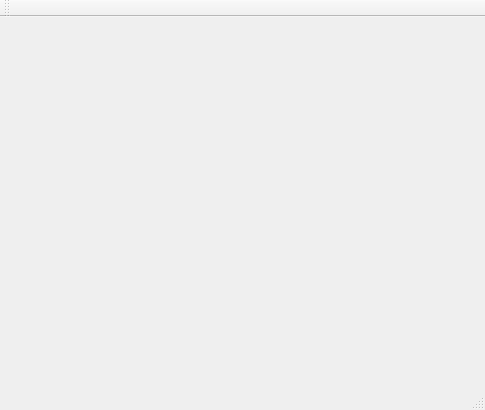
The window that mainwindow.ui (baradoid/polden-binoc-DesktopCtrl) describes before a commit, drawn with Qt 5.
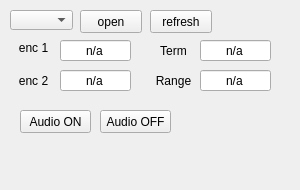
The same window after the commit.

```diff
--- a/mainwindow.ui
+++ b/mainwindow.ui
@@ -6,33 +6,256 @@
    <rect>
     <x>0</x>
     <y>0</y>
-    <width>485</width>
-    <height>410</height>
+    <width>300</width>
+    <height>190</height>
    </rect>
   </property>
+  <property name="minimumSize">
+   <size>
+    <width>300</width>
+    <height>190</height>
+   </size>
+  </property>
+  <property name="maximumSize">
+   <size>
+    <width>300</width>
+    <height>190</height>
+   </size>
+  </property>
   <property name="windowTitle">
-   <string>MainWindow</string>
+   <string>Бионкуляр - lpc1758_ctrl</string>
   </property>
-  <widget class="QWidget" name="centralWidget"/>
+  <property name="animated">
+   <bool>true</bool>
+  </property>
+  <property name="tabShape">
+   <enum>QTabWidget::Rounded</enum>
+  </property>
+  <widget class="QWidget" name="centralWidget">
+   <widget class="QLineEdit" name="lineEditEnc1">
+    <property name="geometry">
+     <rect>
+      <x>60</x>
+      <y>40</y>
+      <width>71</width>
+      <height>21</height>
+     </rect>
+    </property>
+    <property name="text">
+     <string>n/a</string>
+    </property>
+    <property name="frame">
+     <bool>true</bool>
+    </property>
+    <property name="alignment">
+     <set>Qt::AlignCenter</set>
+    </property>
+    <property name="readOnly">
+     <bool>true</bool>
+    </property>
+   </widget>
+   <widget class="QLabel" name="label">
+    <property name="geometry">
+     <rect>
+      <x>10</x>
+      <y>40</y>
+      <width>47</width>
+      <height>16</height>
+     </rect>
+    </property>
+    <property name="text">
+     <string>enc 1</string>
+    </property>
+    <property name="alignment">
+     <set>Qt::AlignCenter</set>
+    </property>
+   </widget>
+   <widget class="QLabel" name="label_2">
+    <property name="geometry">
+     <rect>
+      <x>10</x>
+      <y>70</y>
+      <width>47</width>
+      <height>21</height>
+     </rect>
+    </property>
+    <property name="text">
+     <string>enc 2</string>
+    </property>
+    <property name="alignment">
+     <set>Qt::AlignCenter</set>
+    </property>
+   </widget>
+   <widget class="QLineEdit" name="lineEditEnc2">
+    <property name="geometry">
+     <rect>
+      <x>60</x>
+      <y>70</y>
+      <width>71</width>
+      <height>21</height>
+     </rect>
+    </property>
+    <property name="text">
+     <string>n/a</string>
+    </property>
+    <property name="alignment">
+     <set>Qt::AlignCenter</set>
+    </property>
+    <property name="readOnly">
+     <bool>true</bool>
+    </property>
+   </widget>
+   <widget class="QLabel" name="label_3">
+    <property name="geometry">
+     <rect>
+      <x>150</x>
+      <y>40</y>
+      <width>47</width>
+      <height>21</height>
+     </rect>
+    </property>
+    <property name="text">
+     <string>Term</string>
+    </property>
+    <property name="alignment">
+     <set>Qt::AlignCenter</set>
+    </property>
+   </widget>
+   <widget class="QLineEdit" name="lineEditTerm1">
+    <property name="geometry">
+     <rect>
+      <x>200</x>
+      <y>40</y>
+      <width>71</width>
+      <height>21</height>
+     </rect>
+    </property>
+    <property name="text">
+     <string>n/a</string>
+    </property>
+    <property name="alignment">
+     <set>Qt::AlignCenter</set>
+    </property>
+    <property name="readOnly">
+     <bool>true</bool>
+    </property>
+   </widget>
+   <widget class="QLabel" name="label_4">
+    <property name="geometry">
+     <rect>
+      <x>150</x>
+      <y>70</y>
+      <width>47</width>
+      <height>21</height>
+     </rect>
+    </property>
+    <property name="text">
+     <string>Range</string>
+    </property>
+    <property name="alignment">
+     <set>Qt::AlignCenter</set>
+    </property>
+   </widget>
+   <widget class="QLineEdit" name="lineEditRange">
+    <property name="geometry">
+     <rect>
+      <x>200</x>
+      <y>70</y>
+      <width>71</width>
+      <height>21</height>
+     </rect>
+    </property>
+    <property name="text">
+     <string>n/a</string>
+    </property>
+    <property name="alignment">
+     <set>Qt::AlignCenter</set>
+    </property>
+    <property name="readOnly">
+     <bool>true</bool>
+    </property>
+   </widget>
+   <widget class="QPushButton" name="audioOn">
+    <property name="geometry">
+     <rect>
+      <x>20</x>
+      <y>110</y>
+      <width>71</width>
+      <height>23</height>
+     </rect>
+    </property>
+    <property name="text">
+     <string>Audio ON</string>
+    </property>
+   </widget>
+   <widget class="QPushButton" name="audioOff">
+    <property name="geometry">
+     <rect>
+      <x>100</x>
+      <y>110</y>
+      <width>71</width>
+      <height>23</height>
+     </rect>
+    </property>
+    <property name="text">
+     <string>Audio OFF</string>
+    </property>
+   </widget>
+   <widget class="QComboBox" name="comComboBox">
+    <property name="geometry">
+     <rect>
+      <x>10</x>
+      <y>10</y>
+      <width>63</width>
+      <height>20</height>
+     </rect>
+    </property>
+   </widget>
+   <widget class="QPushButton" name="pushButtonComOpen">
+    <property name="geometry">
+     <rect>
+      <x>80</x>
+      <y>10</y>
+      <width>62</width>
+      <height>23</height>
+     </rect>
+    </property>
+    <property name="text">
+     <string>open</string>
+    </property>
+   </widget>
+   <widget class="QPushButton" name="pushButton_refreshCom">
+    <property name="geometry">
+     <rect>
+      <x>150</x>
+      <y>10</y>
+      <width>62</width>
+      <height>23</height>
+     </rect>
+    </property>
+    <property name="text">
+     <string>refresh</string>
+    </property>
+   </widget>
+  </widget>
   <widget class="QMenuBar" name="menuBar">
    <property name="geometry">
     <rect>
      <x>0</x>
      <y>0</y>
-     <width>485</width>
+     <width>300</width>
      <height>21</height>
     </rect>
    </property>
   </widget>
-  <widget class="QToolBar" name="mainToolBar">
-   <attribute name="toolBarArea">
-    <enum>TopToolBarArea</enum>
-   </attribute>
-   <attribute name="toolBarBreak">
+  <widget class="QStatusBar" name="statusBar">
+   <property name="autoFillBackground">
     <bool>false</bool>
-   </attribute>
+   </property>
+   <property name="sizeGripEnabled">
+    <bool>false</bool>
+   </property>
   </widget>
-  <widget class="QStatusBar" name="statusBar"/>
  </widget>
  <layoutdefault spacing="6" margin="11"/>
  <resources/>
```
